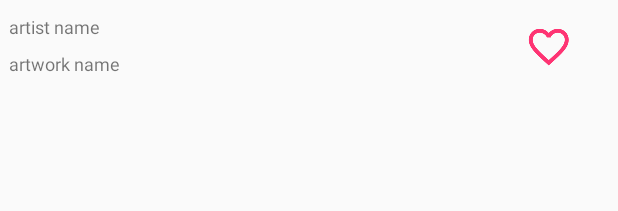
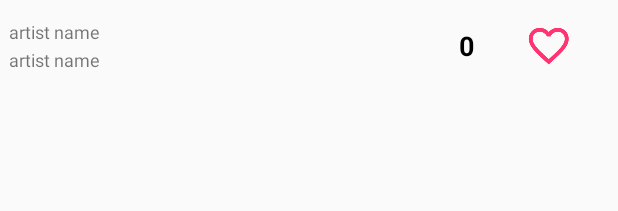
Before and after one commit to azog123/DaylightedAndroidExo, an Android app: the layout rowlayout.xml on its own in the app's theme, with its tools: preview values and no code run, on a phone screen of 412 x 824 dp. Shown: the top 211 px of the screen. Run offline under Robolectric (Android 15) with nearby library versions, the phone set to English and light mode, and no system bars; network calls fail.

Commit message:
commit version 2 windows

```diff
--- a/DaylightedExercice/app/build.gradle
+++ b/DaylightedExercice/app/build.gradle
@@ -7,8 +7,8 @@ android {
         applicationId "com.aubin.victor.daylightedexercice"
         minSdkVersion 15
         targetSdkVersion 25
-        versionCode 1
-        versionName "1.0"
+        versionCode 2
+        versionName "2.0"
         testInstrumentationRunner "android.support.test.runner.AndroidJUnitRunner"
     }
     buildTypes {
--- a/DaylightedExercice/app/src/main/res/layout/rowlayout.xml
+++ b/DaylightedExercice/app/src/main/res/layout/rowlayout.xml
@@ -5,14 +5,14 @@
     android:id="@+id/parentLayout"
     android:layout_width="match_parent"
     android:layout_height="wrap_content"
-    android:orientation="vertical"
-    android:weightSum="1">
+    android:orientation="vertical">
 
 
     <RelativeLayout
         android:id="@+id/relativeLayout"
         android:layout_width="match_parent"
         android:layout_height="wrap_content"
+        android:layout_marginBottom="5dp"
         android:layout_marginLeft="6dp"
         android:layout_marginRight="6dp"
         android:layout_marginTop="5dp"
@@ -21,35 +21,35 @@
 
 
         <LinearLayout
+            android:id="@+id/linearLayout"
             android:layout_width="wrap_content"
-            android:layout_height="50dp"
+            android:layout_height="wrap_content"
+            android:layout_alignParentLeft="true"
+            android:layout_alignParentStart="true"
+            android:layout_marginEnd="10dp"
+            android:layout_marginRight="10dp"
+            android:layout_toLeftOf="@+id/likeCounter"
+            android:layout_toStartOf="@+id/likeCounter"
             android:gravity="center_vertical"
-            android:orientation="vertical">
+            android:orientation="vertical"
+            android:paddingBottom="7dp"
+            android:paddingTop="7dp">
 
             <TextView
                 android:id="@+id/label1"
-                android:layout_width="250dp"
+                android:layout_width="match_parent"
                 android:layout_height="wrap_content"
-                android:layout_alignParentLeft="true"
-                android:layout_alignParentStart="true"
-                android:layout_alignParentTop="true"
-                android:layout_weight="1"
                 android:gravity="center_vertical"
-                android:text="artist name"
+                android:layout_marginBottom="2dp"
+                android:text="@string/artist_name"
                 android:textSize="@dimen/TextSize" />
 
             <TextView
                 android:id="@+id/label2"
-                android:layout_width="250dp"
+                android:layout_width="match_parent"
                 android:layout_height="wrap_content"
-                android:layout_alignParentLeft="true"
-                android:layout_alignParentStart="true"
-                android:layout_below="@+id/label1"
-                android:layout_centerInParent="true"
-                android:layout_weight="1"
                 android:gravity="center_vertical"
-                android:text="artwork name"
-                android:textAlignment="viewStart"
+                android:text="@string/artist_name"
                 android:textSize="@dimen/TextSize" />
 
         </LinearLayout>
@@ -58,24 +58,38 @@
             android:id="@+id/imageButton"
             android:layout_width="80dp"
             android:layout_height="wrap_content"
+            android:layout_alignBottom="@+id/linearLayout"
             android:layout_alignParentEnd="true"
             android:layout_alignParentRight="true"
             android:layout_centerVertical="true"
             android:backgroundTint="@android:color/transparent"
             android:filterTouchesWhenObscured="false"
             android:onClick="heartClick"
-            android:tag="empty"
             app:srcCompat="@drawable/heart_not_selected" />
+
+        <TextView
+            android:id="@+id/likeCounter"
+            android:layout_width="wrap_content"
+            android:layout_height="wrap_content"
+            android:layout_centerVertical="true"
+            android:layout_marginEnd="10dp"
+            android:layout_marginRight="10dp"
+            android:layout_toLeftOf="@+id/imageButton"
+            android:layout_toStartOf="@+id/imageButton"
+            android:text="@string/_0"
+            android:textAlignment="center"
+            android:textColor="@android:color/black"
+            android:textSize="18sp"
+            android:textStyle="bold" />
     </RelativeLayout>
 
     <ImageView
         android:id="@+id/icon"
         android:layout_width="match_parent"
-        android:layout_height="200dp"
+        android:layout_height="300dp"
         android:layout_marginBottom="5dp"
         android:layout_marginLeft="6dp"
         android:layout_marginRight="6dp"
-        android:layout_weight="0.62"
-        android:contentDescription="row"></ImageView>
+        android:contentDescription="row" />
 
 </LinearLayout>
--- a/DaylightedExercice/app/src/main/res/values/strings.xml
+++ b/DaylightedExercice/app/src/main/res/values/strings.xml
@@ -1,3 +1,6 @@
 <resources>
     <string name="app_name">DaylightedVictorAubin</string>
+    <string name="artist_name">artist name</string>
+    <string name="artwork_name">artwork name</string>
+    <string name="_0">0</string>
 </resources>
```
Also changed, not shown: DaylightedExercice/app/src/main/java/com/aubin/victor/daylightedexercice/MainActivity.java (+26 -4 lines), DaylightedExercice/app/src/main/java/com/aubin/victor/daylightedexercice/MyListAdapter.java (+8 -1 lines), DaylightedExercice/app/src/main/java/com/aubin/victor/daylightedexercice/YourPreference.java (added, +34 -0 lines).
